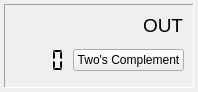
Above: ebbbe/view/res/widget_out.ui from EarToEarOak/ebbbe before the change. Below: the same form after it.
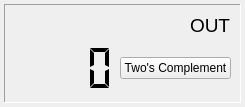
That is the form after the change.

Commit message: Improve window layout when expanded

```diff
--- a/ebbbe/view/res/widget_out.ui
+++ b/ebbbe/view/res/widget_out.ui
@@ -55,11 +55,17 @@
         <item alignment="Qt::AlignHCenter">
          <widget class="QLCDNumber" name="_lcd">
           <property name="sizePolicy">
-           <sizepolicy hsizetype="Expanding" vsizetype="Expanding">
+           <sizepolicy hsizetype="Expanding" vsizetype="Fixed">
             <horstretch>0</horstretch>
             <verstretch>0</verstretch>
            </sizepolicy>
           </property>
+          <property name="minimumSize">
+           <size>
+            <width>100</width>
+            <height>50</height>
+           </size>
+          </property>
           <property name="frameShape">
            <enum>QFrame::NoFrame</enum>
           </property>
```
The commit also changes 3 other files.
